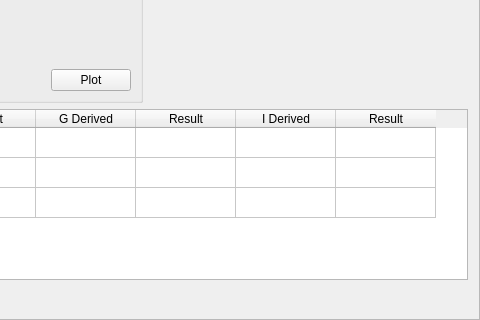
Old version of the form Code/Mantid/MantidQt/CustomInterfaces/inc/MantidQtCustomInterfaces/SANSPlotSpecial.ui in the repository mantidproject/mantid; both pictures show x 188 to 668 and y 129 to 449 of the 668 by 449 pixel window.
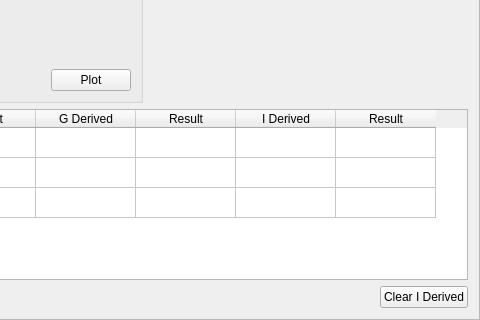
New version of the form. Custom widgets are drawn as their Qt base class.

Commit message: refs #2197 - isis sans display tab, in place fitting & calculation of values derived from gradient & intercept.

What changed in the file:
```diff
--- a/Code/Mantid/MantidQt/CustomInterfaces/inc/MantidQtCustomInterfaces/SANSPlotSpecial.ui
+++ b/Code/Mantid/MantidQt/CustomInterfaces/inc/MantidQtCustomInterfaces/SANSPlotSpecial.ui
@@ -330,6 +330,13 @@
        </property>
       </spacer>
      </item>
+     <item>
+      <widget class="QPushButton" name="pbClearIDerived" >
+       <property name="text" >
+        <string>Clear I Derived</string>
+       </property>
+      </widget>
+     </item>
     </layout>
    </item>
   </layout>
```
The commit also changes 2 other files.
